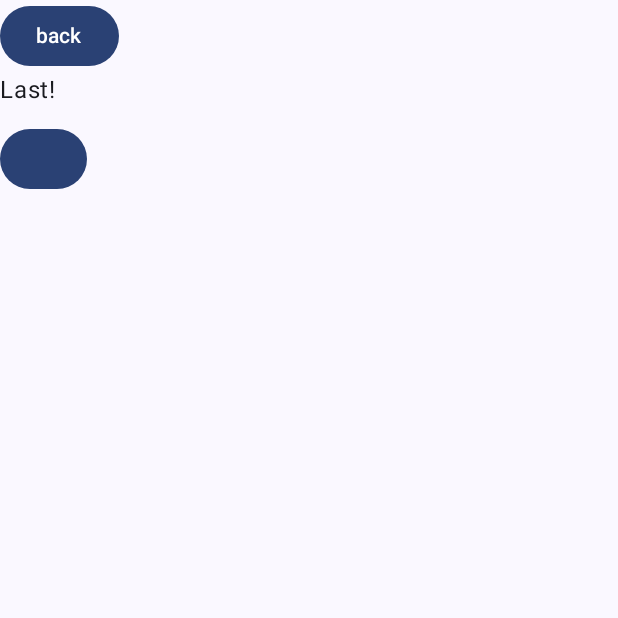
After one commit to gksgpd97/modern_android, an Android app built with Jetpack Compose: the LastScreen screen opened through its navigation route, on a phone screen of 412 x 824 dp, the top half of it. The commit adds this screen. Run offline under Robolectric (Android 15) with nearby library versions, the phone set to English and light mode, and no system bars; our stand-ins replace Dagger/Hilt's generated code; 1 statement that could not run was skipped.

Commit message:
last day

```diff
--- /dev/null
+++ b/app/src/main/java/com/example/modernandroid/HomeScreen.kt
@@ -0,0 +1,104 @@
+package com.example.modernandroid
+
+import androidx.compose.foundation.Image
+import androidx.compose.foundation.layout.Arrangement
+import androidx.compose.foundation.layout.Column
+import androidx.compose.foundation.layout.Row
+import androidx.compose.foundation.layout.Spacer
+import androidx.compose.foundation.layout.fillMaxSize
+import androidx.compose.foundation.layout.fillMaxWidth
+import androidx.compose.foundation.layout.height
+import androidx.compose.foundation.layout.padding
+import androidx.compose.foundation.layout.size
+import androidx.compose.foundation.layout.width
+import androidx.compose.foundation.layout.wrapContentHeight
+import androidx.compose.foundation.lazy.LazyColumn
+import androidx.compose.foundation.lazy.items
+import androidx.compose.material.icons.Icons
+import androidx.compose.material.icons.rounded.AccountCircle
+import androidx.compose.material3.Button
+import androidx.compose.material3.Card
+import androidx.compose.material3.CardDefaults
+import androidx.compose.material3.MaterialTheme
+import androidx.compose.material3.Surface
+import androidx.compose.material3.Text
+import androidx.compose.runtime.Composable
+import androidx.compose.runtime.collectAsState
+import androidx.compose.ui.Modifier
+import androidx.compose.ui.unit.dp
+import androidx.hilt.navigation.compose.hiltViewModel
+import androidx.lifecycle.viewmodel.compose.viewModel
+import androidx.navigation.NavController
+import com.example.modernandroid.model.Example
+import com.example.modernandroid.model.Movie
+import com.example.modernandroid.ui.theme.ModernAndroidTheme
+
+@Composable
+fun HomeScreen(navController: NavController) {
+    Column {
+        Button(
+            modifier = Modifier
+                .width(50.dp)
+                .height(20.dp),
+            onClick = { navController.navigate(Screen.Second.route + "/hyewon han") }) {
+            Text(text = "")
+        }
+        Spacer(modifier = Modifier.size(10.dp))
+        MovieList()
+    }
+}
+
+@Composable
+fun MovieScreen() {
+    ModernAndroidTheme {
+        Surface(
+            modifier = Modifier.fillMaxSize(),
+        ) {
+            MovieList()
+        }
+    }
+}
+
+@Composable
+fun MovieList() {
+    //val mainViewModel = viewModel<MainViewModel>() //뷰모델은 내부적으로 싱글톤으로 객체 생성 됨
+    val mainViewModel = hiltViewModel<MainViewModel>() //의존성주입된 뷰모델은 hilt가 지원하는 뷰모델 써야함
+    LazyColumn {
+        //1.
+//        items(mainViewModel.nowPlayingMovies) {
+//            MovieItem(it)
+//        }
+
+        //2. 이쒸 수업 얼레벌레 끝나서 못고침
+        items(mainViewModel.nowPlayingMovies.collectAsState().value){
+            MovieItem(movie = it)
+        }
+    }
+}
+
+@Composable
+fun MovieItem(movie: Movie) {
+    Card(
+        colors = CardDefaults.cardColors(
+            containerColor = MaterialTheme.colorScheme.primary,
+        ),
+        modifier = Modifier
+            .padding(4.dp)
+            .wrapContentHeight()
+            .fillMaxWidth(),
+        elevation = CardDefaults.cardElevation(defaultElevation = 6.dp)
+    ) {
+        Row() {
+            Image(
+                imageVector = Icons.Rounded.AccountCircle,
+                contentDescription = null,
+                modifier = Modifier.size(50.dp)
+            )
+            Spacer(modifier = Modifier.size(20.dp))
+            Column(verticalArrangement = Arrangement.Center) {
+                Text(text = movie.title, style = MaterialTheme.typography.titleLarge)
+                Text(text = movie.overview, style = MaterialTheme.typography.bodySmall)
+            }
+        }
+    }
+}
--- /dev/null
+++ b/app/src/main/java/com/example/modernandroid/LastScreen.kt
@@ -0,0 +1,27 @@
+package com.example.modernandroid
+
+import androidx.compose.foundation.layout.Column
+import androidx.compose.foundation.layout.Spacer
+import androidx.compose.foundation.layout.size
+import androidx.compose.material3.Button
+import androidx.compose.material3.Text
+import androidx.compose.runtime.Composable
+import androidx.compose.ui.Modifier
+import androidx.compose.ui.unit.dp
+import androidx.navigation.NavController
+
+@Composable
+fun LastScreen(navController: NavController) {
+    Column {
+        Button(onClick = { navController.popBackStack() }) {
+            Text(text = "back")
+        }
+        Text(
+            text = "Last!",
+        )
+        Spacer(modifier = Modifier.size(10.dp))
+        Button(onClick = { navController.navigate(Screen.Home.route) }) {
+            Text(text = "")
+        }
+    }
+}
--- a/app/src/main/java/com/example/modernandroid/MainViewModel.kt
+++ b/app/src/main/java/com/example/modernandroid/MainViewModel.kt
@@ -1,35 +1,87 @@
 package com.example.modernandroid
 
+import android.util.Log
+import androidx.compose.runtime.getValue
 import androidx.compose.runtime.mutableStateOf
+import androidx.compose.runtime.setValue
 import androidx.lifecycle.ViewModel
+import androidx.lifecycle.viewModelScope
+import com.example.modernandroid.model.Example
 import com.example.modernandroid.model.Movie
+import com.example.modernandroid.model.MovieRepository
+import dagger.hilt.android.lifecycle.HiltViewModel
+import kotlinx.coroutines.flow.MutableStateFlow
+import kotlinx.coroutines.flow.asStateFlow
+import kotlinx.coroutines.flow.update
+import kotlinx.coroutines.launch
+import javax.inject.Inject
 
-class MainViewModel:ViewModel() {
+//MovieApi가 의존성 주입을 받으면서 AndroidEntryPoint 아래에서 MovieApi가 쓰이는 부분은 연쇄적으로 의존성 주입을 받아야함
+//class MainViewModel(private val repository: MovieRepository = MovieRepository()) : ViewModel() {
+@HiltViewModel //뷰모델에서 의존성 주입 받으려면 필요함
+class MainViewModel @Inject constructor(private val repository: MovieRepository) : ViewModel() {
     //ViewModel은 state holder로 Ui와 Model을 분리시킴
-    val movieSampleList = mutableStateOf(
+    val exampleSampleList = mutableStateOf(
         listOf(
-            Movie("imageUrl1", "기생충", "두 가정의 만남을 통해 계급 갈등을 그린 영화"),
-            Movie("imageUrl2", "올드보이", "복수와 비밀을 중심으로 한 스릴러 영화"),
-            Movie("imageUrl3", "부산행", "좀비 바이러스가 창궐한 기차 안의 생존기를 다룬 영화"),
-            Movie("imageUrl4", "아가씨", "1930년대 대한민국을 배경으로 한 로맨틱 스릴러"),
-            Movie("imageUrl5", "괴물", "한강에 나타난 괴물로부터 가족을 구하는 이야기"),
-            Movie("imageUrl6", "태극기 휘날리며", "한국 전쟁을 배경으로 한 형제의 이야기"),
-            Movie("imageUrl7", "추격자", "연쇄 살인범을 추격하는 형사의 이야기"),
-            Movie("imageUrl1", "기생충", "두 가정의 만남을 통해 계급 갈등을 그린 영화"),
-            Movie("imageUrl2", "올드보이", "복수와 비밀을 중심으로 한 스릴러 영화"),
-            Movie("imageUrl3", "부산행", "좀비 바이러스가 창궐한 기차 안의 생존기를 다룬 영화"),
-            Movie("imageUrl4", "아가씨", "1930년대 대한민국을 배경으로 한 로맨틱 스릴러"),
-            Movie("imageUrl5", "괴물", "한강에 나타난 괴물로부터 가족을 구하는 이야기"),
-            Movie("imageUrl6", "태극기 휘날리며", "한국 전쟁을 배경으로 한 형제의 이야기"),
-            Movie("imageUrl7", "추격자", "연쇄 살인범을 추격하는 형사의 이야기"),
-            Movie("imageUrl1", "기생충", "두 가정의 만남을 통해 계급 갈등을 그린 영화"),
-            Movie("imageUrl2", "올드보이", "복수와 비밀을 중심으로 한 스릴러 영화"),
-            Movie("imageUrl3", "부산행", "좀비 바이러스가 창궐한 기차 안의 생존기를 다룬 영화"),
-            Movie("imageUrl4", "아가씨", "1930년대 대한민국을 배경으로 한 로맨틱 스릴러"),
-            Movie("imageUrl5", "괴물", "한강에 나타난 괴물로부터 가족을 구하는 이야기"),
-            Movie("imageUrl6", "태극기 휘날리며", "한국 전쟁을 배경으로 한 형제의 이야기"),
-            Movie("imageUrl7", "추격자", "연쇄 살인범을 추격하는 형사의 이야기")
-
+            Example("imageUrl1", "기생충", "두 가정의 만남을 통해 계급 갈등을 그린 영화"),
+            Example("imageUrl2", "올드보이", "복수와 비밀을 중심으로 한 스릴러 영화"),
+            Example("imageUrl3", "부산행", "좀비 바이러스가 창궐한 기차 안의 생존기를 다룬 영화"),
+            Example("imageUrl4", "아가씨", "1930년대 대한민국을 배경으로 한 로맨틱 스릴러"),
+            Example("imageUrl5", "괴물", "한강에 나타난 괴물로부터 가족을 구하는 이야기"),
+            Example("imageUrl6", "태극기 휘날리며", "한국 전쟁을 배경으로 한 형제의 이야기"),
+            Example("imageUrl7", "추격자", "연쇄 살인범을 추격하는 형사의 이야기"),
+            Example("imageUrl1", "기생충", "두 가정의 만남을 통해 계급 갈등을 그린 영화"),
+            Example("imageUrl2", "올드보이", "복수와 비밀을 중심으로 한 스릴러 영화"),
+            Example("imageUrl3", "부산행", "좀비 바이러스가 창궐한 기차 안의 생존기를 다룬 영화"),
+            Example("imageUrl4", "아가씨", "1930년대 대한민국을 배경으로 한 로맨틱 스릴러"),
+            Example("imageUrl5", "괴물", "한강에 나타난 괴물로부터 가족을 구하는 이야기"),
+            Example("imageUrl6", "태극기 휘날리며", "한국 전쟁을 배경으로 한 형제의 이야기"),
+            Example("imageUrl7", "추격자", "연쇄 살인범을 추격하는 형사의 이야기"),
+            Example("imageUrl1", "기생충", "두 가정의 만남을 통해 계급 갈등을 그린 영화"),
+            Example("imageUrl2", "올드보이", "복수와 비밀을 중심으로 한 스릴러 영화"),
+            Example("imageUrl3", "부산행", "좀비 바이러스가 창궐한 기차 안의 생존기를 다룬 영화"),
+            Example("imageUrl4", "아가씨", "1930년대 대한민국을 배경으로 한 로맨틱 스릴러"),
+            Example("imageUrl5", "괴물", "한강에 나타난 괴물로부터 가족을 구하는 이야기"),
+            Example("imageUrl6", "태극기 휘날리며", "한국 전쟁을 배경으로 한 형제의 이야기"),
+            Example("imageUrl7", "추격자", "연쇄 살인범을 추격하는 형사의 이야기")
         )
     )
+
+    init {
+        initNowPlayingMovies()
+    }
+
+//    private val _nameState = mutableStateOf("")
+//
+//    fun changeName(newName: String) {
+//        _nameState.value = newName
+//    }
+    var nameState by mutableStateOf("") // 위처럼 안해도 by키워드를 쓰면 delegation으로 getter setter 지원
+        private set
+
+    //1.
+    //var nowPlayingMovies: List<Movie> by mutableStateOf(emptyList()) // state값이 변하면 recomposition이 일어나고 화면이 갱신됨
+
+    //2. flow로 쓰는법
+    val _state = MutableStateFlow(emptyList<Movie>())
+    var nowPlayingMovies = _state.asStateFlow()
+    fun initNowPlayingMovies() {
+        //외부IO는 비동기식으로 데이터를 받아와야 함
+        //내가 기존에 알던 리트로핏 데이터 받아오는 방식은 UI쓰레드가 아니라 별도의 쓰레드에서 구성해야해서 콜백도 많고 복잡했었음
+        //지금은 아래처럼 코루틴의 비동기 처리 방식을 이용해서 더 간단하게 할 수 있음
+        viewModelScope.launch() {
+            try {
+                val state = repository.getNowPlayingMovies().results //suspend함수는 반드시 코루틴빌더에서 실행되어야함
+                Log.d("MainViewModel", nowPlayingMovies.toString())
+
+                //1.
+                //nowPlayingMovies = state //state를 바꾸는 건 메인 쓰레드에서 권장}
+
+                //2. _state를 업데이트하면
+                _state.value = state
+            } catch (e: Exception) {
+                e.printStackTrace()
+            }
+        }
+    }
 }
--- /dev/null
+++ b/app/src/main/java/com/example/modernandroid/NavigationActivity.kt
@@ -0,0 +1,60 @@
+package com.example.modernandroid
+
+import android.os.Bundle
+import androidx.activity.ComponentActivity
+import androidx.activity.compose.setContent
+import androidx.compose.foundation.layout.fillMaxSize
+import androidx.compose.material3.MaterialTheme
+import androidx.compose.material3.Surface
+import androidx.compose.runtime.Composable
+import androidx.compose.ui.Modifier
+import androidx.compose.ui.tooling.preview.Preview
+import androidx.lifecycle.viewmodel.compose.viewModel
+import androidx.navigation.NavType
+import androidx.navigation.compose.NavHost
+import androidx.navigation.compose.composable
+import androidx.navigation.compose.rememberNavController
+import androidx.navigation.navArgument
+import com.example.modernandroid.ui.theme.ModernAndroidTheme
+import dagger.hilt.android.AndroidEntryPoint
+
+@AndroidEntryPoint //이 액티비티의 모든 객체는 의존성 주입을 사용할 수 있음
+class NavigationActivity : ComponentActivity() {
+    override fun onCreate(savedInstanceState: Bundle?) {
+        super.onCreate(savedInstanceState)
+        setContent {
+            ModernAndroidTheme {
+                // A surface container using the 'background' color from the theme
+                Surface(
+                    modifier = Modifier.fillMaxSize(),
+                    color = MaterialTheme.colorScheme.background
+                ) {
+                    InitNavigation()
+                }
+            }
+        }
+    }
+}
+
+@Preview
+@Composable
+fun InitNavigation() {
+    val navController = rememberNavController()
+    NavHost(
+        navController = navController,
+        startDestination = Screen.Home.route
+    ) {
+        composable(Screen.Home.route) {
+            HomeScreen(navController = navController)
+        }
+        composable(
+            Screen.Second.route + "/{theName}",
+            arguments = listOf(navArgument("theName") { type = NavType.StringType })
+        ) {
+            SecondScreen(navController = navController, it)
+        }
+        composable(Screen.Last.route) {
+            LastScreen(navController = navController)
+        }
+    }
+}
--- /dev/null
+++ b/app/src/main/java/com/example/modernandroid/Screen.kt
@@ -0,0 +1,7 @@
+package com.example.modernandroid
+
+sealed class Screen (val route: String) {
+    data object Home: Screen("home") // object 키워드를 쓰면 싱글톤으로 생성
+    data object Second: Screen("second") // data object는 객체 기본 3개 메서드가 기본 탑재되어있음
+    data object Last: Screen("last")
+}
--- /dev/null
+++ b/app/src/main/java/com/example/modernandroid/model/Example.kt
@@ -0,0 +1,7 @@
+package com.example.modernandroid.model
+
+data class Example(
+    val imageUrl: String = "url",
+    val title: String = "title",
+    val description: String = "description",
+)
--- /dev/null
+++ b/app/src/main/java/com/example/modernandroid/model/MovieApi.kt
@@ -0,0 +1,19 @@
+package com.example.modernandroid.model
+
+import retrofit2.Call
+import retrofit2.http.GET
+import retrofit2.http.Headers
+import retrofit2.http.Query
+
+interface MovieApi {
+    @GET("movie/now_playing")
+    @Headers(
+        "accept: application/json",
+        "Authorization: Bearer eyJhbGciOiJIUzI1NiJ9.eyJhdWQiOiI5MDM3YTAwN2ZhMmE5MzM1NTdmNWYyMzBlMGYyZTYwZiIsInN1YiI6IjY0OTkzOGVkNmY0M2VjMDBjNWM3MmY4NSIsInNjb3BlcyI6WyJhcGlfcmVhZCJdLCJ2ZXJzaW9uIjoxfQ.Rx-ZZRTbVM_ZeG4dP60TI56W8kUOt5v1pAJNwRaoQaY"
+    )
+    suspend fun getNowPlayingMovies( //suspend 키워드는 비동기로 동작
+        @Query("language") language: String = "ko-KR",
+        @Query("page") page: Int = 1,
+        @Query("region") region: String = "kr",
+    ) : MovieResponse
+}
--- /dev/null
+++ b/app/src/main/java/com/example/modernandroid/model/MovieRepository.kt
@@ -0,0 +1,14 @@
+package com.example.modernandroid.model
+
+import retrofit2.Retrofit
+import retrofit2.converter.gson.GsonConverterFactory
+import javax.inject.Inject
+
+//만약 의존성 주입을 안쓰고 아래처럼 생성자에 파라미터를 두었으면 에러남. 에러 해결을 위해 객체 생성을 디폴트 값으로 해줬어야했음
+//근데 의존성 주입으로 MovieApi 객체를 미리 생성해놔서 아래처럼 사용가능하게 됨
+class MovieRepository @Inject constructor(private val movieApi: MovieApi) {
+
+    suspend fun getNowPlayingMovies(): MovieResponse {
+        return movieApi.getNowPlayingMovies()
+    }
+}
--- a/app/src/main/res/values/strings.xml
+++ b/app/src/main/res/values/strings.xml
@@ -1,4 +1,6 @@
 <resources>
     <string name="app_name">ModernAndroid</string>
     <string name="title_activity_main">MainActivity</string>
+    <string name="title_activity_login">LoginActivity</string>
+    <string name="title_activity_navigation">NavigationActivity</string>
 </resources>
--- a/build.gradle.kts
+++ b/build.gradle.kts
@@ -2,4 +2,5 @@
 plugins {
     id("com.android.application") version "8.2.1" apply false
     id("org.jetbrains.kotlin.android") version "1.9.0" apply false
+    id("com.google.dagger.hilt.android") version "2.48" apply false
 }
```
Also changed, not shown: app/build.gradle.kts (+19 -0 lines), app/src/main/AndroidManifest.xml (+17 -2 lines), app/src/main/java/com/example/modernandroid/App.kt (added, +8 -0 lines), app/src/main/java/com/example/modernandroid/LoginActivity.kt (added, +67 -0 lines), app/src/main/java/com/example/modernandroid/MainActivity.kt (+56 -56 lines), app/src/main/java/com/example/modernandroid/SecondScreen.kt (added, +29 -0 lines), app/src/main/java/com/example/modernandroid/di/NetworkModule.kt (added, +34 -0 lines), app/src/main/java/com/example/modernandroid/model/Movie.kt (+13 -3 lines), app/src/main/java/com/example/modernandroid/model/MovieResponse.kt (added, +8 -0 lines).
